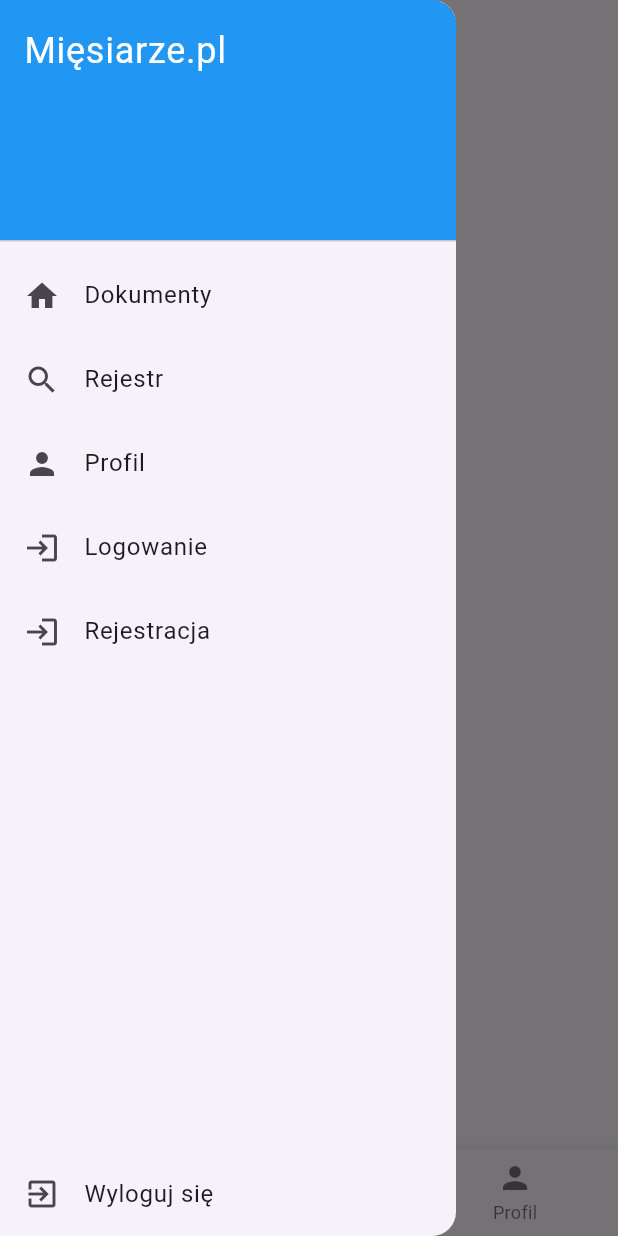
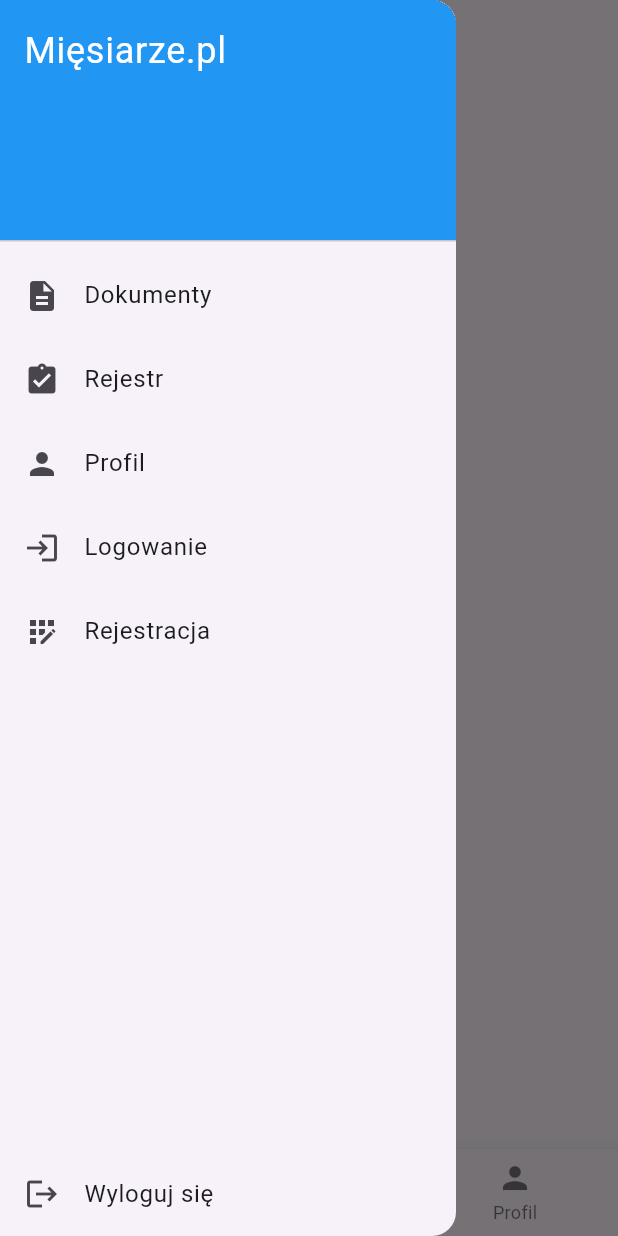
Before and after one commit to ZMejer/Miesiarze.pl, a Flutter app: the screen it shows after launch, with the side drawer open, on a phone screen of 412 x 824 dp. Run offline on Flutter 3.47's test engine with Material 3 defaults, Android fonts, the phone set to English and light mode, and no system bars; our stand-ins replace sqflite; accounts and stored records are empty.

Commit message:
zmienilam ikonki

```diff
--- a/src/lib/main.dart
+++ b/src/lib/main.dart
@@ -60,21 +60,21 @@ class _MainScreenState extends State<MainScreen> {
               ),
             ),
             ListTile(
-              leading: const Icon(Icons.home),
+              leading: const Icon(Icons.description),
               title: const Text('Dokumenty'),
               onTap: () {
                 setState(() {
-                  _currentIndex = 0; // Przejście do ekranu Dokumentów
+                  _currentIndex = 0;
                 });
                 Navigator.pop(context);
               },
             ),
             ListTile(
-              leading: const Icon(Icons.search),
+              leading: const Icon(Icons.assignment_turned_in),
               title: const Text('Rejestr'),
               onTap: () {
                 setState(() {
-                  _currentIndex = 1; // Przejście do ekranu Rejestru
+                  _currentIndex = 1;
                 });
                 Navigator.pop(context);
               },
@@ -84,7 +84,7 @@ class _MainScreenState extends State<MainScreen> {
               title: const Text('Profil'),
               onTap: () {
                 setState(() {
-                  _currentIndex = 2; // Przejście do ekranu Profilu
+                  _currentIndex = 2;
                 });
                 Navigator.pop(context);
               },
@@ -97,7 +97,7 @@ class _MainScreenState extends State<MainScreen> {
               },
             ),
             ListTile(
-              leading: const Icon(Icons.login),
+              leading: const Icon(Icons.app_registration),
               title: const Text('Rejestracja'),
               onTap: () {
                 Navigator.pushNamed(context, '/register');
@@ -105,7 +105,7 @@ class _MainScreenState extends State<MainScreen> {
             ),
             const Spacer(),
             ListTile(
-              leading: const Icon(Icons.exit_to_app),
+              leading: const Icon(Icons.logout),
               title: const Text('Wyloguj się'),
               onTap: () {
                 AuthService.logout();
@@ -129,11 +129,11 @@ class _MainScreenState extends State<MainScreen> {
         onTap: (index) => setState(() => _currentIndex = index),
         items: const [
           BottomNavigationBarItem(
-            icon: Icon(Icons.home),
+            icon: Icon(Icons.description),
             label: 'Dokumenty',
           ),
           BottomNavigationBarItem(
-            icon: Icon(Icons.search),
+            icon: Icon(Icons.assignment_turned_in),
             label: 'Rejestr',
           ),
           BottomNavigationBarItem(
```
